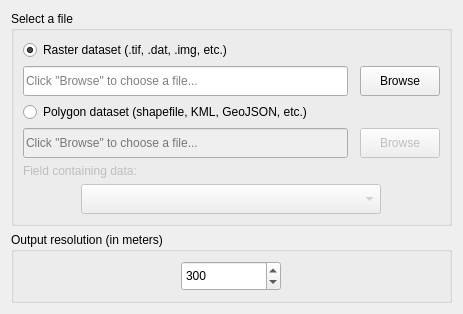
Before: the Qt Designer form LDMP/gui/WidgetLoadDataSelectFileInput.ui in ConservationInternational/trends.earth, drawn with Qt 5.
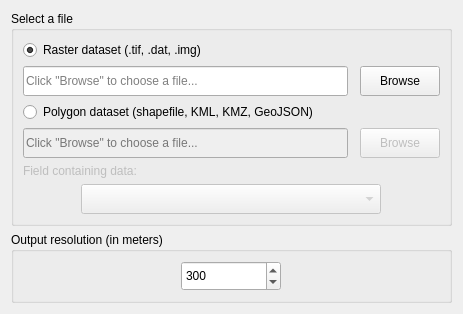
After: the same form once the commit is applied.

```diff
--- a/LDMP/gui/WidgetLoadDataSelectFileInput.ui
+++ b/LDMP/gui/WidgetLoadDataSelectFileInput.ui
@@ -29,7 +29,7 @@
          <bool>true</bool>
         </property>
         <property name="text">
-         <string>Raster dataset (.tif, .dat, .img, etc.)</string>
+         <string>Raster dataset (.tif, .dat, .img)</string>
         </property>
         <property name="checked">
          <bool>true</bool>
@@ -39,7 +39,7 @@
       <item row="2" column="0" colspan="3">
        <widget class="QRadioButton" name="radio_polygon_input">
         <property name="text">
-         <string>Polygon dataset (shapefile, KML, GeoJSON, etc.)</string>
+         <string>Polygon dataset (shapefile, KML, KMZ, GeoJSON)</string>
         </property>
        </widget>
       </item>
```
Left out of the diff: 2 changed lines with no effect on the pictures.
